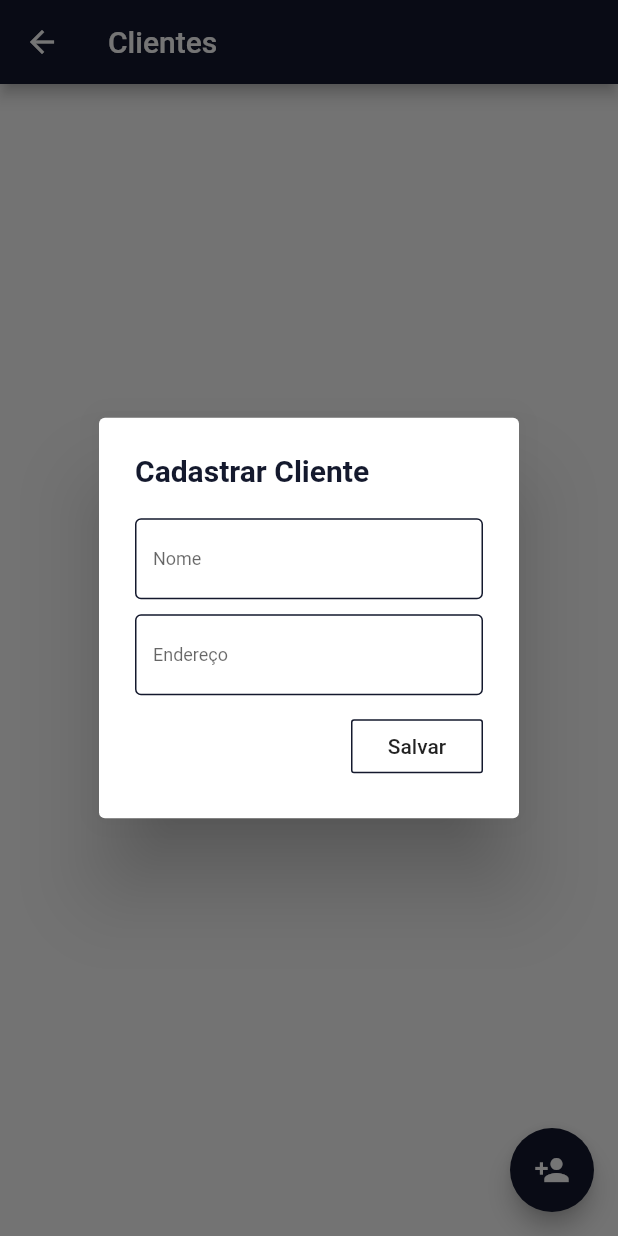
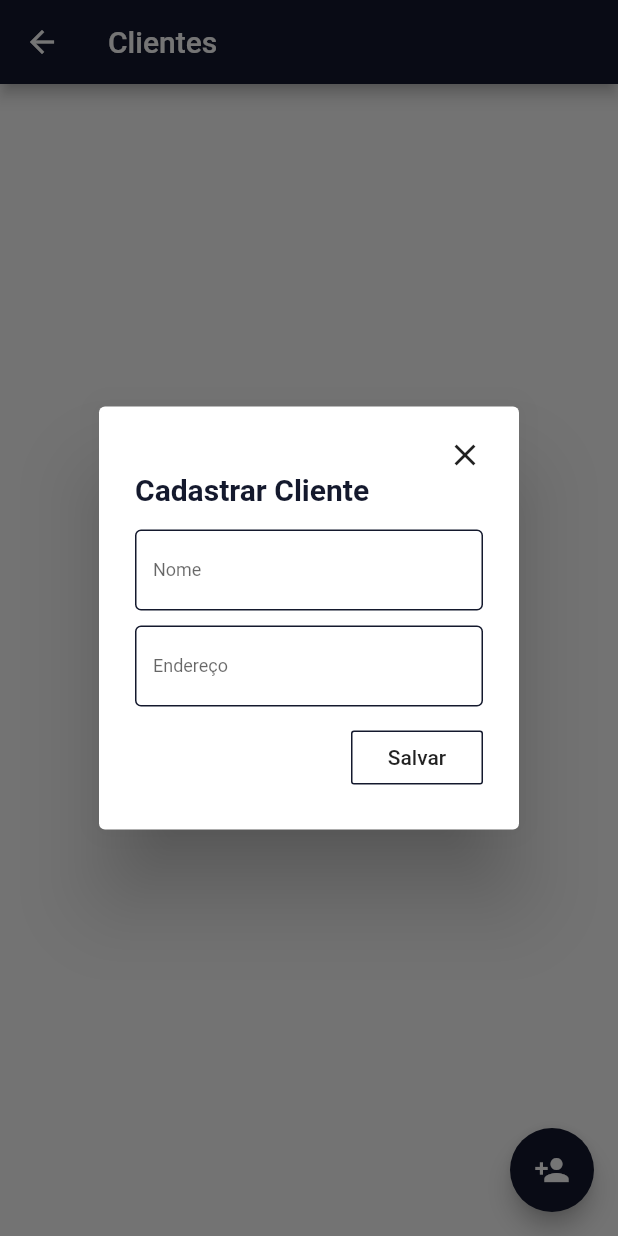
Before and after one commit to igorvidottof/geolocation_test, a Flutter app: the ClientesScreen screen opened by its route, after a tap on the "person add" icon, on a phone screen of 412 x 824 dp. Run offline on Flutter 3.47's test engine with Material 2 defaults, Android fonts, the phone set to English and light mode, and no system bars; our stand-ins replace flutter_mobx, get_it, mobx; missing offline and left inert: geocoder, map_launcher; generated files the repository leaves out were written again.

```diff
--- a/lib/main.dart
+++ b/lib/main.dart
@@ -3,7 +3,6 @@ import 'dart:ui';
 import 'package:flutter/material.dart';
 import 'package:flutter/services.dart';
 import 'package:geolocation_test/classes/cliente/cliente_controller.dart';
-import 'package:geolocation_test/screens/cadastros_screen/cadastro_screen.dart';
 import 'package:geolocation_test/screens/clientes_screen/clientes_screen.dart';
 import 'package:geolocation_test/screens/home_screen/home_screen.dart';
 import 'package:geolocation_test/screens/home_screen/home_screen_maps.dart';
@@ -44,7 +43,6 @@ class MyApp extends StatelessWidget {
       ),
       home: HomeScreen(),
       routes: {
-        CadastroScreen.routeName: (ctx) => CadastroScreen(),
         ClientesScreen.routeName: (ctx) => ClientesScreen(),
       },
     );
--- a/lib/screens/cadastros_screen/form_cliente.dart
+++ /dev/null
@@ -1,119 +0,0 @@
-import 'package:flutter/material.dart';
-import 'package:geolocation_test/classes/cliente/cliente.dart';
-import 'package:geolocation_test/classes/cliente/cliente_controller.dart';
-import 'package:geolocation_test/utils/space_functions.dart';
-import 'package:geolocation_test/utils/theme_data.dart';
-import 'package:get_it/get_it.dart';
-
-class FormCliente extends StatefulWidget {
-  @override
-  _FormClienteState createState() => _FormClienteState();
-}
-
-class _FormClienteState extends State<FormCliente> {
-  final formKey = GlobalKey<FormState>();
-  final clienteCtrl = GetIt.I.get<ClienteController>();
-  Cliente _cliente = Cliente(
-    nome: null,
-    endereco: null,
-  );
-
-  bool _salvaForm() {
-    final formValido = formKey.currentState.validate();
-    if (formValido) {
-      formKey.currentState.save();
-      clienteCtrl.addCliente(_cliente);
-      return true;
-    }
-    return false;
-  }
-
-  @override
-  Widget build(BuildContext context) {
-    return Container(
-      width: double.infinity,
-      child: Column(
-        mainAxisSize: MainAxisSize.min,
-        children: [
-          Form(
-            key: formKey,
-            child: Container(
-              child: Column(
-                children: [
-                  // NOME DO CLIENTE
-                  TextFormField(
-                    keyboardType: TextInputType.text,
-                    textCapitalization: TextCapitalization.words,
-                    autocorrect: false,
-                    decoration: InputDecoration(
-                      labelText: 'Nome',
-                      enabledBorder:
-                          OutlineInputBorder(borderSide: BORDA_PADRAO),
-                      border: OutlineInputBorder(borderSide: BORDA_FOCO),
-                    ),
-                    validator: (valor) {
-                      if (valor.isEmpty)
-                        return 'Campo obrigatório';
-                      else
-                        return null;
-                    },
-                    onSaved: (valor) {
-                      _cliente = _cliente.copyWith(nome: valor);
-                    },
-                  ),
-                  addEspacoVertical(10),
-                  // ENDEREÇO DO CLIENTE
-                  TextFormField(
-                    keyboardType: TextInputType.text,
-                    textCapitalization: TextCapitalization.words,
-                    autocorrect: false,
-                    decoration: InputDecoration(
-                      labelText: 'Endereço',
-                      enabledBorder:
-                          OutlineInputBorder(borderSide: BORDA_PADRAO),
-                      border: OutlineInputBorder(borderSide: BORDA_FOCO),
-                    ),
-                    validator: (valor) {
-                      if (valor.isEmpty)
-                        return 'Campo obrigatório';
-                      else
-                        return null;
-                    },
-                    onSaved: (valor) {
-                      _cliente = _cliente.copyWith(endereco: valor);
-                    },
-                  ),
-                ],
-              ),
-            ),
-          ),
-          addEspacoVertical(10),
-          Row(
-            mainAxisAlignment: MainAxisAlignment.end,
-            children: [
-              OutlineButton(
-                borderSide: BORDA_PADRAO,
-                child: Text('Salvar'),
-                onPressed: () {
-                  if (_salvaForm()) {
-                    formKey.currentState.reset();
-                    FocusScope.of(context).unfocus();
-                  }
-                },
-              ),
-              // addEspacoHorizontal(5),
-              // OutlineButton(
-              //   borderSide: BORDA_PADRAO,
-              //   child: Text('Cancelar'),
-              //   onPressed: () {
-              //     formKey.currentState.reset();
-              //     FocusScope.of(context).unfocus();
-              //   },
-              // ),
-            ],
-          ),
-        ],
-      ),
-    );
-  }
-}
--- a/lib/screens/clientes_screen/clientes_screen.dart
+++ b/lib/screens/clientes_screen/clientes_screen.dart
@@ -1,7 +1,7 @@
 import 'package:flutter/material.dart';
 import 'package:flutter_mobx/flutter_mobx.dart';
 import 'package:geolocation_test/classes/cliente/cliente_controller.dart';
-import 'package:geolocation_test/screens/cadastros_screen/form_cliente.dart';
+import 'package:geolocation_test/screens/clientes_screen/form_cliente.dart';
 import 'package:geolocation_test/utils/theme_data.dart';
 import 'package:geolocation_test/widgets/icon_button_personalizado.dart';
 import 'package:get_it/get_it.dart';
@@ -16,11 +16,23 @@ class ClientesScreen extends StatelessWidget {
       context: context,
       builder: (ctx) {
         return AlertDialog(
-          title: Text(
-            'Cadastrar Cliente',
-            style: temaTexto.headline3,
+          content: SingleChildScrollView(
+            child: Column(
+              mainAxisSize: MainAxisSize.min,
+              children: [
+                Row(
+                  mainAxisAlignment: MainAxisAlignment.end,
+                  children: [
+                    InkWell(
+                      onTap: () => Navigator.of(context).pop(),
+                      child: Icon(Icons.close),
+                    ),
+                  ],
+                ),
+                FormCliente(),
+              ],
+            ),
           ),
-          content: FormCliente(),
         );
       },
     );
--- /dev/null
+++ b/lib/screens/clientes_screen/form_cliente.dart
@@ -0,0 +1,115 @@
+import 'package:flutter/material.dart';
+import 'package:geolocation_test/classes/cliente/cliente.dart';
+import 'package:geolocation_test/classes/cliente/cliente_controller.dart';
+import 'package:geolocation_test/utils/space_functions.dart';
+import 'package:geolocation_test/utils/theme_data.dart';
+import 'package:get_it/get_it.dart';
+
+class FormCliente extends StatefulWidget {
+  @override
+  _FormClienteState createState() => _FormClienteState();
+}
+
+class _FormClienteState extends State<FormCliente> {
+  final formKey = GlobalKey<FormState>();
+  final clienteCtrl = GetIt.I.get<ClienteController>();
+  Cliente _cliente = Cliente(
+    nome: null,
+    endereco: null,
+  );
+
+  bool _salvaForm() {
+    final formValido = formKey.currentState.validate();
+    if (formValido) {
+      formKey.currentState.save();
+      clienteCtrl.addCliente(_cliente);
+      return true;
+    }
+    return false;
+  }
+
+  @override
+  Widget build(BuildContext context) {
+    final temaTexto = Theme.of(context).textTheme;
+
+    return Column(
+      mainAxisSize: MainAxisSize.min,
+      crossAxisAlignment: CrossAxisAlignment.start,
+      children: [
+        Text(
+          'Cadastrar Cliente',
+          style: temaTexto.headline3,
+        ),
+        addEspacoVertical(15),
+        Form(
+          key: formKey,
+          child: Container(
+            child: Column(
+              crossAxisAlignment: CrossAxisAlignment.start,
+              children: [
+                // NOME DO CLIENTE
+                TextFormField(
+                  keyboardType: TextInputType.text,
+                  textCapitalization: TextCapitalization.words,
+                  autocorrect: false,
+                  decoration: InputDecoration(
+                    labelText: 'Nome',
+                    enabledBorder: OutlineInputBorder(borderSide: BORDA_PADRAO),
+                    border: OutlineInputBorder(borderSide: BORDA_FOCO),
+                  ),
+                  validator: (valor) {
+                    if (valor.isEmpty)
+                      return 'Campo obrigatório';
+                    else
+                      return null;
+                  },
+                  onSaved: (valor) {
+                    _cliente = _cliente.copyWith(nome: valor);
+                  },
+                ),
+                addEspacoVertical(10),
+                // ENDEREÇO DO CLIENTE
+                TextFormField(
+                  keyboardType: TextInputType.text,
+                  textCapitalization: TextCapitalization.words,
+                  autocorrect: false,
+                  decoration: InputDecoration(
+                    labelText: 'Endereço',
+                    enabledBorder: OutlineInputBorder(borderSide: BORDA_PADRAO),
+                    border: OutlineInputBorder(borderSide: BORDA_FOCO),
+                  ),
+                  validator: (valor) {
+                    if (valor.isEmpty)
+                      return 'Campo obrigatório';
+                    else
+                      return null;
+                  },
+                  onSaved: (valor) {
+                    _cliente = _cliente.copyWith(endereco: valor);
+                  },
+                ),
+              ],
+            ),
+          ),
+        ),
+        addEspacoVertical(10),
+        // BOTÃO SALVAR
+        Row(
+          mainAxisAlignment: MainAxisAlignment.end,
+          children: [
+            OutlineButton(
+              borderSide: BORDA_PADRAO,
+              child: Text('Salvar'),
+              onPressed: () {
+                if (_salvaForm()) {
+                  formKey.currentState.reset();
+                  FocusScope.of(context).unfocus();
+                }
+              },
+            ),
+          ],
+        ),
+      ],
+    );
+  }
+}
--- a/lib/screens/home_screen/home_screen.dart
+++ b/lib/screens/home_screen/home_screen.dart
@@ -1,5 +1,4 @@
 import 'package:flutter/material.dart';
-import 'package:geolocation_test/screens/cadastros_screen/cadastro_screen.dart';
 import 'package:geolocation_test/screens/clientes_screen/clientes_screen.dart';
 import 'package:geolocation_test/widgets/botao_funcionalidade.dart';
 
--- a/pubspec.yaml
+++ b/pubspec.yaml
@@ -29,7 +29,8 @@ dependencies:
   get_it: ^4.0.4
   maps_launcher: ^1.2.2+2
   geocoder: ^0.2.1
-  geolocator: ^6.2.0
+  geolocator: ^5.1.3
+
 
 
   # The following adds the Cupertino Icons font to your application.
```
Also changed, not shown: lib/screens/agendamentos_screen/agendamentos_screen.dart (added, +13 -0 lines), lib/screens/cadastros_screen/cadastro_screen.dart (deleted, +0 -24 lines), pubspec.lock, 4 other files.
